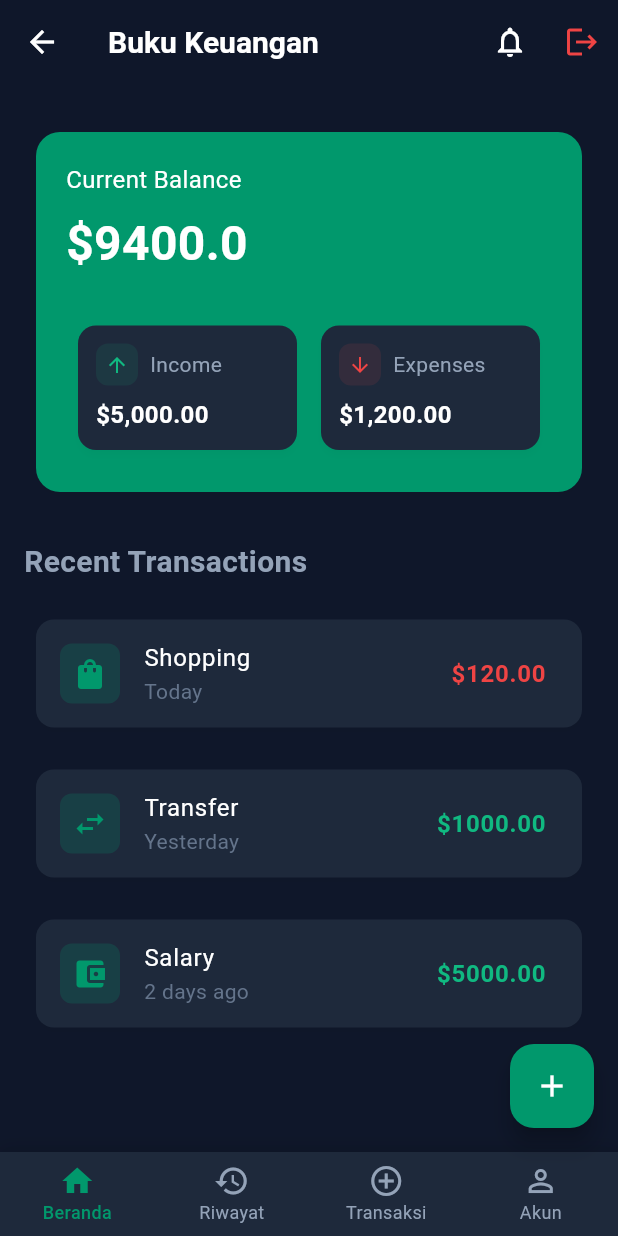
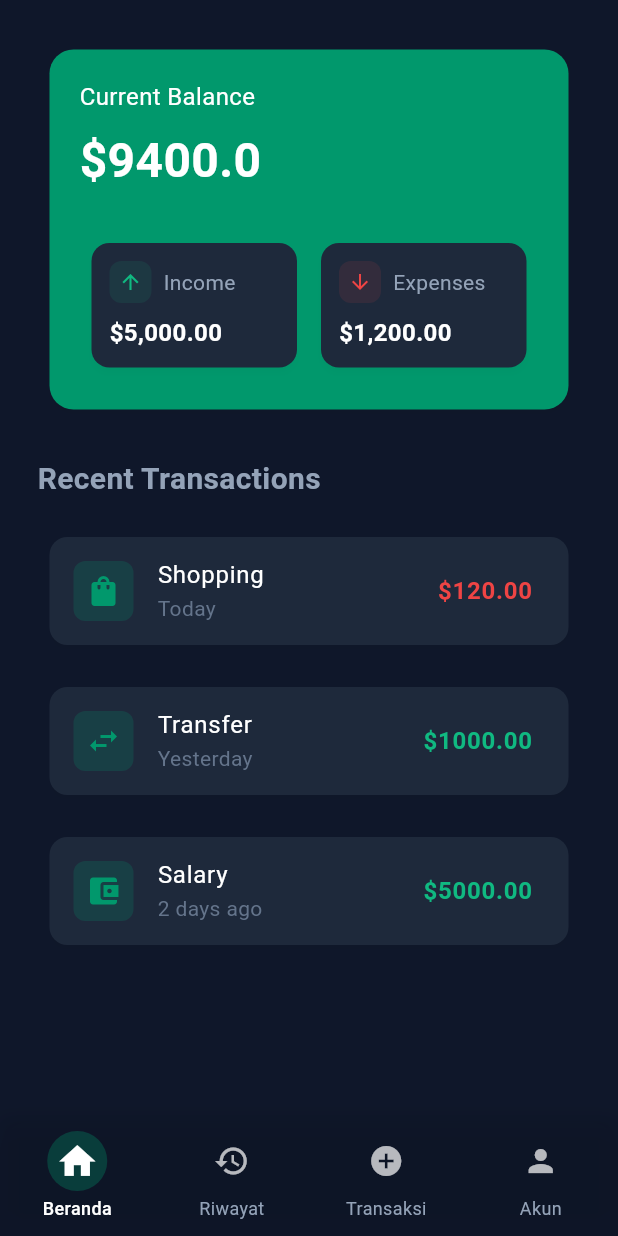
Before and after one commit to Elmanda1/tabungan-sekolah, a Flutter app: the HomeView screen opened by its route, on a phone screen of 412 x 824 dp. Run offline on Flutter 3.47's test engine with Material 3 defaults, Android fonts, the phone set to English and light mode, and no system bars.

Commit message:
colorpalette usage consistency and UI changes for nav_bar, login_view and home_view

```diff
--- a/lib/components/nav_bar.dart
+++ b/lib/components/nav_bar.dart
@@ -1,3 +1,4 @@
+import 'dart:ui';
 import 'package:flutter/material.dart';
 import 'package:provider/provider.dart';
 
@@ -15,63 +16,41 @@ class BottomNavBar extends StatelessWidget {
 
   @override
   Widget build(BuildContext context) {
-    // Default values in case of errors
-    Map<String, String> menuTexts = {};
-    Map<String, IconData> menuIcons = {};
-    Map<String, IconData> menuActiveIcons = {};
-    Map<String, Color> colors = {
-      'primary': Colors.blue,
-      'background': Colors.white,
-      'surface': Colors.white,
-      'text': Colors.black,
-      'textSecondary': Colors.grey,
-      'success': Colors.green,
-      'error': Colors.red,
-    };
-
-    try {
-      // Try to get AppConfig from provider
+    // Get AppConfig from provider
     final appConfig = Provider.of<AppConfig>(context, listen: true);
 
-      // Safely copy the maps with fallbacks
-      menuTexts = Map<String, String>.from(appConfig.menuTexts);
-      menuIcons = Map<String, IconData>.from(appConfig.menuIcons);
-      menuActiveIcons = Map<String, IconData>.from(appConfig.menuActiveIcons);
-      colors = Map<String, Color>.from(appConfig.colorPalette);
-    } catch (e) {
-      // If there's an error, use default values
-      debugPrint('Error accessing AppConfig: $e');
-      menuTexts = {
+    // Use the color palette from the app config
+    final colors = appConfig.colorPalette;
+
+    // Get menu configurations with fallbacks
+    final menuTexts = Map<String, String>.from(appConfig.menuTexts);
+    final menuIcons = Map<String, IconData>.from(appConfig.menuIcons);
+    final menuActiveIcons = Map<String, IconData>.from(appConfig.menuActiveIcons);
+
+    // Ensure we have at least the default menu items
+    if (menuTexts.isEmpty) {
+      menuTexts.addAll({
         'beranda': 'Beranda',
         'riwayat': 'Riwayat',
         'transaksi': 'Transaksi',
         'akun': 'Akun',
-      };
+      });
+    }
 
-      menuIcons = {
-        'beranda': Icons.home_outlined,
-        'riwayat': Icons.history_outlined,
-        'transaksi': Icons.add_circle_outline,
-        'akun': Icons.person_outline,
-      };
-
-      menuActiveIcons = {
+    // Always use filled icons for both active and inactive states
+    menuIcons.addAll({
       'beranda': Icons.home,
       'riwayat': Icons.history,
       'transaksi': Icons.add_circle,
       'akun': Icons.person,
-      };
-    }
+    });
 
-    // Ensure we have at least the default menu items
-    if (menuTexts.isEmpty) {
-      menuTexts = {
-        'beranda': 'Beranda',
-        'riwayat': 'Riwayat',
-        'transaksi': 'Transaksi',
-        'akun': 'Akun',
-      };
-    }
+    menuActiveIcons.addAll({
+      'beranda': Icons.home,
+      'riwayat': Icons.history,
+      'transaksi': Icons.add_circle,
+      'akun': Icons.person,
+    });
 
     // Map routes to menu keys
     final routeToKey = {
@@ -92,11 +71,12 @@ class BottomNavBar extends StatelessWidget {
           : menuIcons[key] ?? _getDefaultIcon(key, filled: false);
 
       return BottomNavigationBarItem(
-        icon: Icon(
-          icon,
-          color: isActive
-              ? colors['primary'] ?? Colors.blue
-              : colors['textSecondary'] ?? Colors.grey,
+        icon: _AnimatedNavIcon(
+          icon: icon,
+          isActive: isActive,
+          activeColor: Colors.white,
+          inactiveColor: Colors.white.withOpacity(0.7),
+          backgroundColor: colors['primary'] ?? Colors.green,
         ),
         label: entry.value,
       );
@@ -107,7 +87,6 @@ class BottomNavBar extends StatelessWidget {
 
     return Container(
       decoration: BoxDecoration(
-        color: colors['surface'] ?? Colors.white,
         boxShadow: [
           BoxShadow(
             color: Colors.black.withOpacity(0.1),
@@ -116,6 +95,13 @@ class BottomNavBar extends StatelessWidget {
           ),
         ],
       ),
+      child: ClipRRect(
+        borderRadius: const BorderRadius.only(
+          topLeft: Radius.circular(20),
+          topRight: Radius.circular(20),
+        ),
+        child: BackdropFilter(
+          filter: ImageFilter.blur(sigmaX: 10.0, sigmaY: 10.0),
           child: BottomNavigationBar(
             items: items,
             currentIndex: items.indexWhere((item) {
@@ -137,24 +123,28 @@ class BottomNavBar extends StatelessWidget {
               }
             },
             type: BottomNavigationBarType.fixed,
-        backgroundColor: colors['surface'] ?? Colors.white,
-        selectedItemColor: colors['primary'] ?? Colors.blue,
-        unselectedItemColor: colors['textSecondary'] ?? Colors.grey,
+            backgroundColor: Colors.transparent,
+            selectedItemColor: colors['text'],
+            unselectedItemColor: colors['textSecondary'],
             selectedLabelStyle: TextStyle(
               fontSize: 12,
               fontWeight: FontWeight.w500,
-          color: colors['primary'] ?? Colors.blue,
+              color: colors['text'],
+              height: 2.0,
             ),
             unselectedLabelStyle: TextStyle(
               fontSize: 12,
               fontWeight: FontWeight.normal,
-          color: colors['textSecondary'] ?? Colors.grey,
+              color: colors['textSecondary'],
+              height: 2.0,
             ),
             selectedFontSize: 12,
             unselectedFontSize: 12,
             showSelectedLabels: true,
             showUnselectedLabels: true,
-        elevation: 8,
+            elevation: 0,
+          ),
+        ),
       ),
     );
   }
@@ -175,3 +165,111 @@ class BottomNavBar extends StatelessWidget {
     }
   }
 }
+
+class _AnimatedNavIcon extends StatefulWidget {
+  final IconData icon;
+  final bool isActive;
+  final Color activeColor;
+  final Color inactiveColor;
+  final Color backgroundColor;
+
+  const _AnimatedNavIcon({
+    required this.icon,
+    required this.isActive,
+    required this.activeColor,
+    required this.inactiveColor,
+    required this.backgroundColor,
+  });
+
+  @override
+  _AnimatedNavIconState createState() => _AnimatedNavIconState();
+}
+
+class _AnimatedNavIconState extends State<_AnimatedNavIcon> with SingleTickerProviderStateMixin {
+  late AnimationController _animationController;
+  late Animation<double> _scaleAnimation;
+  late Animation<Color?> _colorAnimation;
+
+  @override
+  void initState() {
+    super.initState();
+    _animationController = AnimationController(
+      vsync: this,
+      duration: const Duration(milliseconds: 300),
+    );
+
+    _scaleAnimation = Tween<double>(
+      begin: 1.0,
+      end: 1.2,
+    ).animate(CurvedAnimation(
+      parent: _animationController,
+      curve: Curves.easeInOut,
+    ));
+
+    _colorAnimation = ColorTween(
+      begin: Colors.transparent,
+      end: widget.backgroundColor.withOpacity(0.3),
+    ).animate(CurvedAnimation(
+      parent: _animationController,
+      curve: Curves.easeInOut,
+    ));
+
+    if (widget.isActive) {
+      _animationController.forward();
+    }
+  }
+
+  @override
+  void didUpdateWidget(_AnimatedNavIcon oldWidget) {
+    super.didUpdateWidget(oldWidget);
+    if (widget.isActive != oldWidget.isActive) {
+      if (widget.isActive) {
+        _animationController.forward();
+      } else {
+        _animationController.reverse();
+      }
+    }
+  }
+
+  @override
+  void dispose() {
+    _animationController.dispose();
+    super.dispose();
+  }
+
+  @override
+  Widget build(BuildContext context) {
+    return Container(
+      width: 40,
+      height: 40,
+      child: Stack(
+        alignment: Alignment.center,
+        children: [
+          // Background circle with animation
+          AnimatedBuilder(
+            animation: _animationController,
+            builder: (context, child) {
+              return Container(
+                width: 40,
+                height: 40,
+                decoration: BoxDecoration(
+                  shape: BoxShape.circle,
+                  color: _colorAnimation.value,
+                ),
+              );
+            },
+          ),
+          // Icon with scale animation
+          ScaleTransition(
+            scale: _scaleAnimation,
+            child: Icon(
+              widget.icon,
+              color: widget.isActive ? widget.activeColor : widget.inactiveColor,
+              size: 24,
+            ),
+          ),
+        ],
+      ),
+    );
+  }
+}
--- a/lib/views/home_view.dart
+++ b/lib/views/home_view.dart
@@ -97,77 +97,20 @@ class _HomeViewState extends State<HomeView> {
           }
         },
       ),
-      appBar: AppBar(
-        backgroundColor: Colors.transparent,
-        elevation: 0,
-        title: Text(
-          'Buku Keuangan',
-          style: TextStyle(
-            color: colors['text'],
-            fontWeight: FontWeight.bold,
-          ),
+      appBar: PreferredSize(
+        preferredSize: const Size.fromHeight(0), // Makes the app bar as small as possible
+        child: AppBar(
+          backgroundColor: Colors.transparent,
+          elevation: 0,
+          automaticallyImplyLeading: false,
         ),
-        actions: [
-          IconButton(
-            icon: Icon(Icons.notifications_none, color: colors['text']),
-            onPressed: () {
-              // TODO: Implement notifications
-            },
-          ),
-          IconButton(
-            icon: Icon(Icons.logout, color: colors['error']),
-            onPressed: () {
-              // Show logout confirmation dialog
-              showDialog(
-                context: context,
-                builder: (BuildContext context) {
-                  return AlertDialog(
-                    backgroundColor: colors['surface'],
-                    title: Text(
-                      'Logout',
-                      style: TextStyle(color: colors['text']),
-                    ),
-                    content: Text(
-                      'Are you sure you want to logout?',
-                      style: TextStyle(color: colors['textSecondary']),
-                    ),
-                    actions: [
-                      TextButton(
-                        onPressed: () => Navigator.of(context).pop(),
-                        child: Text(
-                          'Cancel',
-                          style: TextStyle(color: colors['textSecondary']),
-                        ),
-                      ),
-                      TextButton(
-                        onPressed: () {
-                          // Navigate back to login screen and remove all previous routes
-                          Navigator.of(context).pushNamedAndRemoveUntil(
-                            '/',
-                            (Route<dynamic> route) => false,
-                          );
-                        },
-                        style: TextButton.styleFrom(
-                          foregroundColor: colors['error'],
-                        ),
-                        child: const Text('LOGOUT'),
-                      ),
-                    ],
-                  );
-                },
-              );
-            },
-            tooltip: 'Logout',
-          ),
-        ],
       ),
       body: SingleChildScrollView(
         child: Padding(
-          padding: const EdgeInsets.all(16.0),
+          padding: const EdgeInsets.only(left: 25.0, right: 25.0, bottom: 25.0, top: 25.0),
           child: Column(
             crossAxisAlignment: CrossAxisAlignment.start,
             children: [
-              const SizedBox(height: 8),
               Card(
                 color: colors['primary'],
                 shape: RoundedRectangleBorder(
@@ -272,13 +215,6 @@ class _HomeViewState extends State<HomeView> {
           ),
         ),
       ),
-      floatingActionButton: FloatingActionButton(
-        onPressed: () {
-          // TODO: Implement add transaction
-        },
-        backgroundColor: colors['primary'],
-        child: const Icon(Icons.add, color: Colors.white),
-      ),
     );
   }
 }
```
Also changed, not shown: lib/views/login_view.dart (+57 -47 lines). Lines whose indentation alone changed are shown as unchanged.
